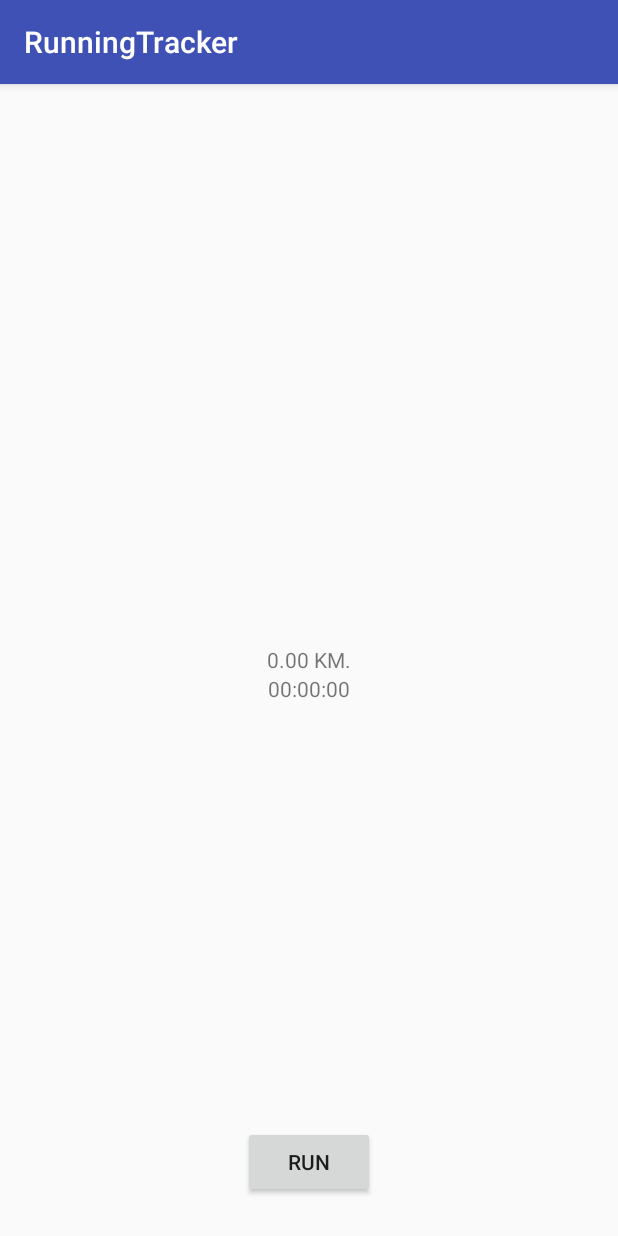
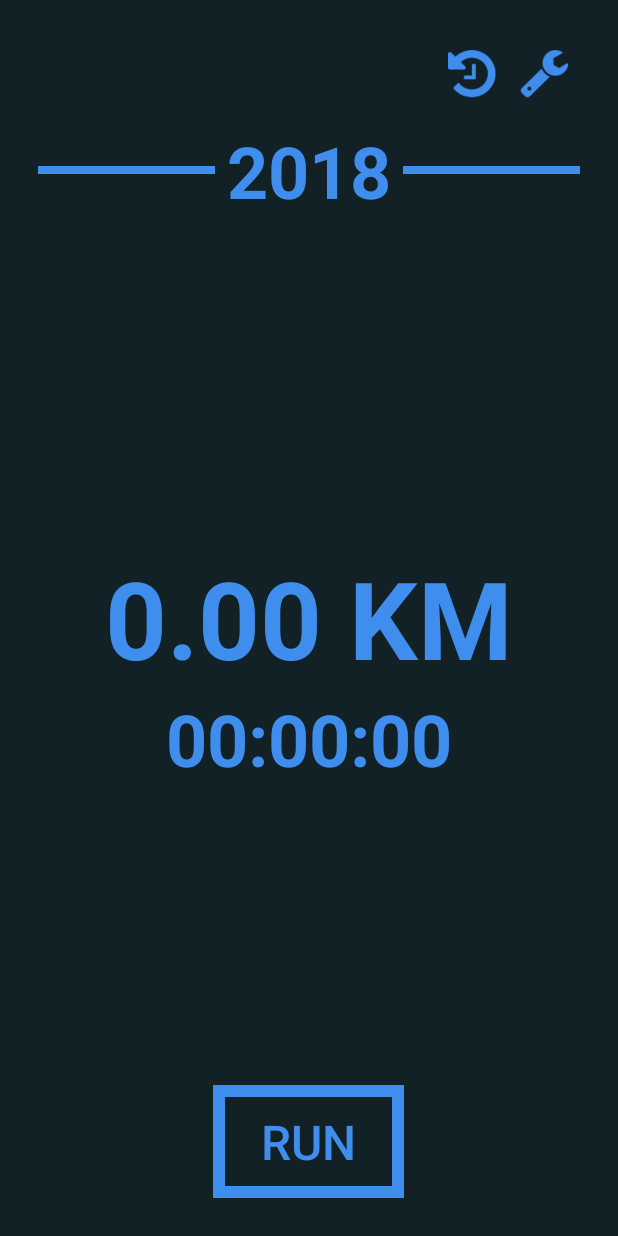
Before and after one commit to MarcelJurtz/MovementTracker, an Android app: the screen it shows after launch (MainActivity), on a phone screen of 412 x 824 dp. Run offline under Robolectric (Android 15) with nearby library versions, the phone set to English and light mode, and no system bars; our stand-ins replace data binding.

Commit message:
Add first design for main activity

```diff
--- a/app/src/main/java/com/jurtz/marcel/runningtracker/MainActivity.java
+++ b/app/src/main/java/com/jurtz/marcel/runningtracker/MainActivity.java
@@ -14,6 +14,7 @@ public class MainActivity extends AppCompatActivity {
         super.onCreate(savedInstanceState);
         //setContentView(R.layout.activity_main);
         ActivityMainBinding binding = DataBindingUtil.setContentView(this, R.layout.activity_main);
+        getSupportActionBar().hide();
         MainActivityVM viewModel = new MainActivityVM();
         binding.setViewmodel(viewModel);
 
--- a/app/src/main/java/com/jurtz/marcel/runningtracker/vm/MainActivityVM.java
+++ b/app/src/main/java/com/jurtz/marcel/runningtracker/vm/MainActivityVM.java
@@ -16,6 +16,7 @@ public class MainActivityVM {
     }
 
     //public String timerText = timer.toString();
+    public String aggregationDescription = "2018";
     public String timerText = "00:00:00";
-    public String distanceText = "0.00 KM.";
+    public String distanceText = "0.00 KM";
 }
--- /dev/null
+++ b/app/src/main/res/drawable/button.xml
@@ -0,0 +1,5 @@
+<?xml version="1.0" encoding="utf-8"?>
+<shape xmlns:android="http://schemas.android.com/apk/res/android"
+    android:shape="rectangle">
+    <stroke android:width="@dimen/button_stroke_width" android:color="@color/colorAccent" />
+</shape>
--- a/app/src/main/res/layout/activity_main.xml
+++ b/app/src/main/res/layout/activity_main.xml
@@ -2,37 +2,80 @@
 <layout xmlns:android="http://schemas.android.com/apk/res/android">
 
     <data>
-        <variable name="viewmodel" type="com.jurtz.marcel.runningtracker.vm.MainActivityVM"/>
+        <variable
+            name="viewmodel"
+            type="com.jurtz.marcel.runningtracker.vm.MainActivityVM" />
     </data>
 
-    <RelativeLayout
-        xmlns:app="http://schemas.android.com/apk/res-auto"
+    <RelativeLayout xmlns:app="http://schemas.android.com/apk/res-auto"
         xmlns:tools="http://schemas.android.com/tools"
-        tools:context="com.jurtz.marcel.runningtracker.MainActivity"
         android:layout_width="match_parent"
         android:layout_height="match_parent"
-        android:padding="@dimen/padding_general_activity">
+        android:background="@color/colorPrimary"
+        android:padding="@dimen/padding_general_activity"
+        tools:context="com.jurtz.marcel.runningtracker.MainActivity">
+
+        <ImageButton
+            android:id="@+id/cmdHistory"
+            style="@style/transparent_imagebutton"
+            android:src="@drawable/fa_history"
+            android:layout_alignParentTop="true"
+            android:layout_toLeftOf="@id/cmdSettings"/>
+
+        <ImageButton
+            android:id="@+id/cmdSettings"
+            style="@style/transparent_imagebutton"
+            android:src="@drawable/fa_wrench"
+            android:layout_alignParentTop="true"
+            android:layout_alignParentRight="true"
+            android:layout_alignParentEnd="true"/>
+
+        <RelativeLayout
+            android:layout_width="wrap_content"
+            android:layout_height="wrap_content"
+            android:layout_below="@id/cmdSettings">
+
+            <View
+                style="@style/horizontal_center_line"
+                android:layout_toLeftOf="@id/lblDescription"/>
 
             <TextView
+                android:id="@+id/lblDescription"
                 android:layout_width="wrap_content"
                 android:layout_height="wrap_content"
-        android:layout_alignParentTop="true"
-        android:layout_centerHorizontal="true"/>
+                android:padding="@dimen/textview_title_padding"
+                android:layout_centerHorizontal="true"
+                android:text="@{viewmodel.aggregationDescription}"
+                android:textColor="@color/colorAccent"
+                android:textSize="@dimen/font_size_subheader"
+                android:textStyle="bold"/>
+
+            <View
+                style="@style/horizontal_center_line"
+                android:layout_toRightOf="@id/lblDescription"/>
+
+        </RelativeLayout>
 
         <TextView
             android:id="@+id/lblDistance"
             android:layout_width="wrap_content"
             android:layout_height="wrap_content"
             android:layout_centerInParent="true"
-        android:text="@{viewmodel.distanceText}"/>
+            android:text="@{viewmodel.distanceText}"
+            android:textColor="@color/colorAccent"
+            android:textSize="@dimen/font_size_header"
+            android:textStyle="bold" />
 
         <TextView
             android:id="@+id/lblDuration"
             android:layout_width="wrap_content"
             android:layout_height="wrap_content"
+            android:layout_below="@id/lblDistance"
             android:layout_centerHorizontal="true"
-        android:layout_below="@id/lblDistance"
-        android:text="@{viewmodel.timerText}"/>
+            android:text="@{viewmodel.timerText}"
+            android:textColor="@color/colorAccent"
+            android:textSize="@dimen/font_size_subheader"
+            android:textStyle="bold" />
 
         <Button
             android:id="@+id/cmdStart"
@@ -40,7 +83,14 @@
             android:layout_height="wrap_content"
             android:layout_alignParentBottom="true"
             android:layout_centerHorizontal="true"
-        android:text="@string/cmd_run_text" />
+            android:background="@drawable/button"
+            android:paddingBottom="@dimen/button_padding_vertically"
+            android:paddingLeft="@dimen/button_padding_horizontally"
+            android:paddingRight="@dimen/button_padding_horizontally"
+            android:paddingTop="@dimen/button_padding_vertically"
+            android:text="@string/cmd_run_text"
+            android:textColor="@color/colorAccent"
+            android:textSize="@dimen/button_font_size" />
 
     </RelativeLayout>
 
--- a/app/src/main/res/values/colors.xml
+++ b/app/src/main/res/values/colors.xml
@@ -1,6 +1,6 @@
 <?xml version="1.0" encoding="utf-8"?>
 <resources>
-    <color name="colorPrimary">#3F51B5</color>
-    <color name="colorPrimaryDark">#303F9F</color>
-    <color name="colorAccent">#FF4081</color>
+    <color name="colorPrimary">#122126</color>
+    <color name="colorPrimaryDark">#3A474D</color>
+    <color name="colorAccent">#3F8DED</color>
 </resources>
--- a/app/src/main/res/values/dimens.xml
+++ b/app/src/main/res/values/dimens.xml
@@ -1,4 +1,13 @@
 <?xml version="1.0" encoding="utf-8"?>
 <resources>
     <dimen name="padding_general_activity">25dp</dimen>
+    <dimen name="font_size_header">72dp</dimen>
+    <dimen name="font_size_subheader">48dp</dimen>
+    <dimen name="button_stroke_width">8dp</dimen>
+    <dimen name="button_padding_vertically">16dp</dimen>
+    <dimen name="button_padding_horizontally">32dp</dimen>
+    <dimen name="button_font_size">32dp</dimen>
+    <dimen name="imagebutton_padding">8dp</dimen>
+    <dimen name="imagebutton_size">48dp</dimen>
+    <dimen name="textview_title_padding">8dp</dimen>
 </resources>
--- a/app/src/main/res/values/styles.xml
+++ b/app/src/main/res/values/styles.xml
@@ -8,4 +8,19 @@
         <item name="colorAccent">@color/colorAccent</item>
     </style>
 
+    <style name="transparent_imagebutton">
+        <item name="android:layout_width">@dimen/imagebutton_size</item>
+        <item name="android:layout_height">@dimen/imagebutton_size</item>
+        <item name="android:scaleType">fitCenter</item>
+        <item name="android:background">?android:selectableItemBackground</item>
+        <item name="android:padding">@dimen/imagebutton_padding</item>
+    </style>
+
+    <style name="horizontal_center_line">
+        <item name="android:layout_width">fill_parent</item>
+        <item name="android:layout_height">5dip</item>
+        <item name="android:background">@color/colorAccent</item>
+        <item name="android:layout_centerVertical">true</item>
+    </style>
+
 </resources>
```
Also changed, not shown: app/src/main/res/drawable/fa_history.png (added), app/src/main/res/drawable/fa_wrench.png (added). Lines whose indentation alone changed are shown as unchanged.
